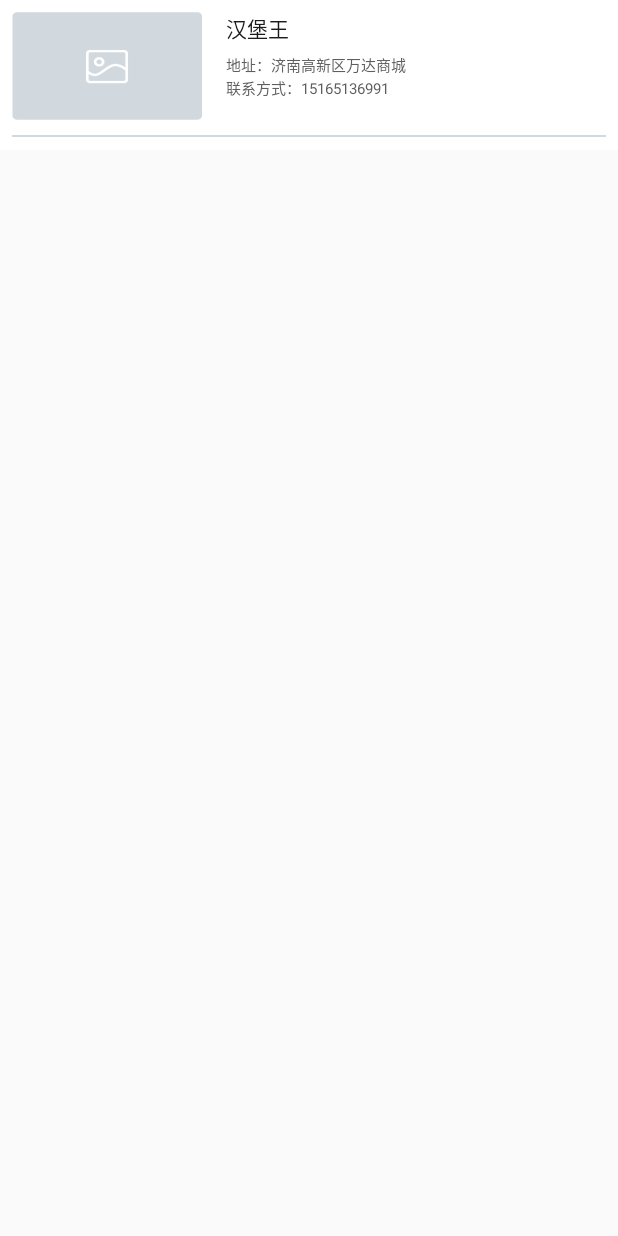
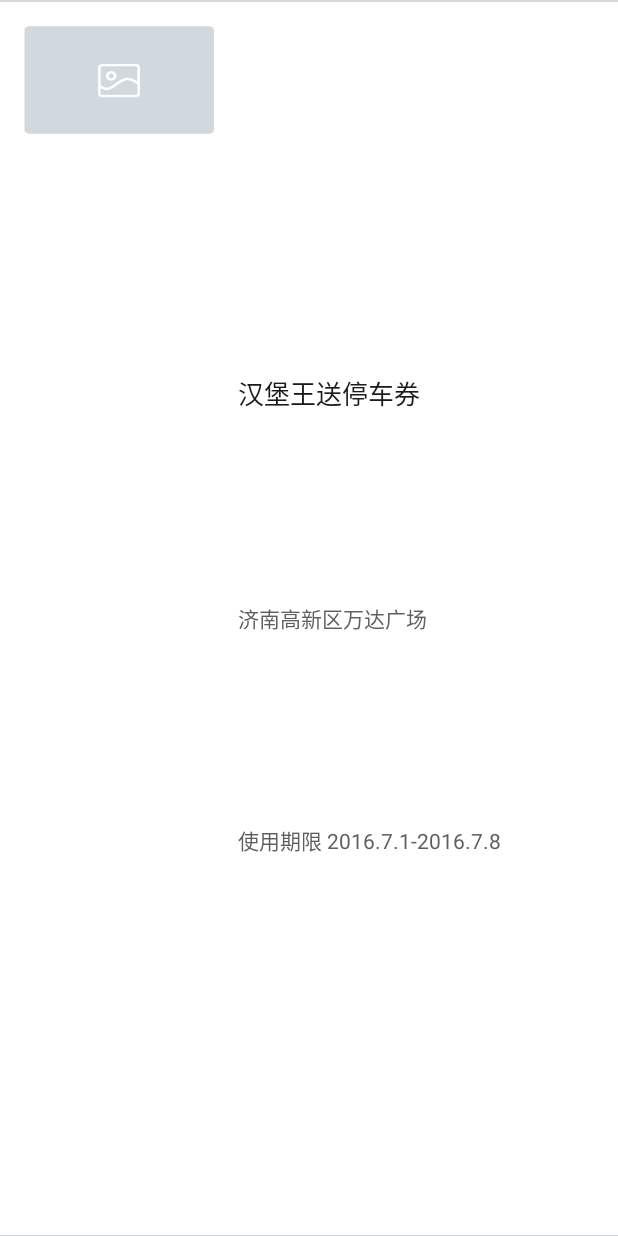
Before and after one commit to TendVictor/FreeParkingUsers, an Android app: the layout lv_sellercampaign.xml on its own in the app's theme, with its tools: preview values and no code run, on a phone screen of 412 x 824 dp. Run offline under Robolectric (Android 15) with nearby library versions, the phone set to English and light mode, and no system bars.

Commit message:
界面基本可以

```diff
--- a/app/src/main/java/com/example/chen/freeparkingusers/Fragments/SellerFragment.java
+++ b/app/src/main/java/com/example/chen/freeparkingusers/Fragments/SellerFragment.java
@@ -33,6 +33,8 @@
     public View onCreateView(LayoutInflater inflater, ViewGroup container , Bundle SavedInstanceState){
         View view = inflater.inflate(R.layout.fragment_campaign,null,false);
         mSwipeLayout = (SwipeRefreshLayout) view.findViewById(R.id.swipe_seller);
+        mSwipeLayout.setOnRefreshListener(new onRefreshListener());
+
         mRecyclerView = (RecyclerView) view.findViewById(R.id.rv_seller);
 
         mRecyclerView.setLayoutManager(new LinearLayoutManager(getActivity()));
@@ -52,5 +54,14 @@
         }
     }
 
+    class onRefreshListener implements SwipeRefreshLayout.OnRefreshListener {
+
+        @Override
+        public void onRefresh() {
+
+        }
+    }
+
+
 
 }
--- a/app/src/main/java/com/example/chen/freeparkingusers/adapter/SellerAdapter.java
+++ b/app/src/main/java/com/example/chen/freeparkingusers/adapter/SellerAdapter.java
@@ -54,8 +54,8 @@
         public myViewHolder(View itemView) {
             super(itemView);
             name = (TextView) itemView.findViewById(R.id.tv_seller_name);
-            place = (TextView) itemView.findViewById(R.id.tv_seller_place);
-            contact = (TextView) itemView.findViewById(R.id.tv_seller_time);
+            place = (TextView) itemView.findViewById(R.id.tv_seller_address);
+            contact = (TextView) itemView.findViewById(R.id.tv_seller_contact);
             image = (ImageView) itemView.findViewById(R.id.iv_seller);
         }
     }
--- a/app/src/main/res/layout/activity_main.xml
+++ b/app/src/main/res/layout/activity_main.xml
@@ -5,19 +5,19 @@
     android:layout_height="match_parent"
     android:background="#f8f8f8"
     android:orientation="vertical"
-    android:paddingTop="4dp"
+    android:paddingTop="8dp"
     tools:context="com.example.chen.freeparkingusers.MainActivity">
 
     <LinearLayout
         android:layout_width="match_parent"
-        android:layout_height="32dp"
+        android:layout_height="40dp"
         android:orientation="horizontal">
 
         <ImageView
             android:id="@+id/iv_person"
             android:layout_width="0dp"
-            android:layout_height="match_parent"
-            android:layout_marginLeft="16dp"
+            android:layout_height="36dp"
+            android:layout_marginLeft="8dp"
             android:layout_weight="1"
             android:paddingBottom="4dp"
             android:paddingTop="4dp"
@@ -26,7 +26,7 @@
         <EditText
             android:id="@+id/ev_search"
             android:layout_width="0dp"
-            android:layout_height="match_parent"
+            android:layout_height="36dp"
             android:layout_marginLeft="8dp"
             android:layout_weight="5"
             android:background="@drawable/ev_search"
@@ -38,7 +38,7 @@
         <ImageView
             android:id="@+id/iv_scan"
             android:layout_width="0dp"
-            android:layout_height="match_parent"
+            android:layout_height="36dp"
             android:layout_marginLeft="8dp"
             android:layout_weight="1"
             android:paddingBottom="4dp"
@@ -84,7 +84,9 @@
         android:layout_width="match_parent"
         android:layout_height="match_parent"
         android:layout_gravity="center"
-        android:layout_marginTop="5dp"></android.support.v4.view.ViewPager>
+        android:layout_marginTop="5dp">
+
+    </android.support.v4.view.ViewPager>
 
 
     <!--<android.support.design.widget.TabLayout
--- a/app/src/main/res/layout/fragment_campaign.xml
+++ b/app/src/main/res/layout/fragment_campaign.xml
@@ -3,12 +3,6 @@
     android:layout_width="match_parent"
     android:layout_height="match_parent"
     android:orientation="vertical">
-
-    <View
-        android:layout_width="match_parent"
-        android:layout_height="1dp"
-        android:layout_marginTop="8dp"
-        android:background="#d1d9df"/>
 
     <android.support.v4.widget.SwipeRefreshLayout
         android:id="@+id/swipe_seller"
--- a/app/src/main/res/layout/lv_sellercampaign.xml
+++ b/app/src/main/res/layout/lv_sellercampaign.xml
@@ -1,63 +1,63 @@
 <?xml version="1.0" encoding="utf-8"?>
-<LinearLayout xmlns:android="http://schemas.android.com/apk/res/android"
-    android:layout_width="match_parent"
-    android:layout_height="100dp"
-    android:background="#ffffff"
-    android:orientation="vertical"
-    android:padding="8dp">
+<RelativeLayout xmlns:android="http://schemas.android.com/apk/res/android"
+    android:layout_width="wrap_content"
+    android:layout_height="wrap_content"
+    android:paddingTop="1dp"
+    android:paddingBottom="0.5dp"
+    android:background="#d1d9df">
 
     <LinearLayout
         android:layout_width="match_parent"
-        android:layout_height="72dp"
+        android:layout_height="match_parent"
+        android:background="#ffffff"
         android:orientation="horizontal">
 
         <ImageView
             android:id="@+id/iv_seller"
             android:layout_width="0dp"
-            android:layout_height="match_parent"
-            android:layout_weight="1"
-            android:background="@drawable/iv_seller_default"
-            android:padding="4dp" />
+            android:layout_height="72dp"
+            android:layout_centerVertical="true"
+            android:layout_margin="16dp"
+            android:layout_weight="1.0"
+            android:background="@drawable/default_img" />
 
         <LinearLayout
             android:layout_width="0dp"
             android:layout_height="match_parent"
-            android:layout_marginLeft="16dp"
-            android:layout_weight="2"
+            android:layout_centerVertical="true"
+            android:layout_weight="2.0"
             android:orientation="vertical">
 
             <TextView
                 android:id="@+id/tv_seller_name"
-                android:layout_width="wrap_content"
-                android:layout_height="wrap_content"
-                android:text="汉堡王"
-                android:textColor="#1b1b1b" />
+                android:layout_width="match_parent"
+                android:layout_height="0dp"
+                android:layout_weight="1.0"
+                android:gravity="left|bottom"
+                android:text="汉堡王送停车券"
+                android:textColor="#1b1b1b"
+                android:textSize="17sp" />
 
             <TextView
-                android:id="@+id/tv_seller_place"
-                android:layout_width="wrap_content"
-                android:layout_height="wrap_content"
-                android:layout_marginTop="6dp"
-                android:text="地址：济南高新区万达商城"
+                android:id="@+id/tv_seller_address"
+                android:layout_width="match_parent"
+                android:layout_height="0dp"
+                android:layout_weight="1.0"
+                android:gravity="left|center"
+                android:text="济南高新区万达广场"
                 android:textColor="#5e5e5e"
-                android:textSize="10sp" />
+                android:textSize="14sp" />
 
             <TextView
-                android:id="@+id/tv_seller_time"
-                android:layout_width="wrap_content"
-                android:layout_height="wrap_content"
-                android:text="联系方式：15165136991"
+                android:id="@+id/tv_seller_contact"
+                android:layout_width="match_parent"
+                android:layout_height="0dp"
+                android:layout_weight="1.0"
+                android:gravity="left|top"
+                android:text="使用期限 2016.7.1-2016.7.8"
                 android:textColor="#5e5e5e"
-                android:textSize="10sp" />
-
+                android:textSize="14sp" />
         </LinearLayout>
 
     </LinearLayout>
-
-    <View
-        android:layout_marginTop="10dp"
-        android:layout_width="match_parent"
-        android:layout_height="1dp"
-        android:background="#d1d9df"/>
-
-</LinearLayout>
+</RelativeLayout>
```
